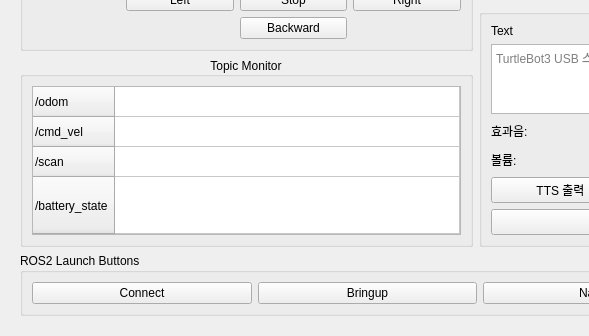
This is resource/turtlebot3_pyqt_gui2.ui in asejyooiw6ipk7ce/YEYU_turtlebot3_pyqt_gui as Qt 5 draws it before an edit; both pictures show x 0 to 589 and y 435 to 771 of the 1400 by 771 pixel window. The edited form follows.
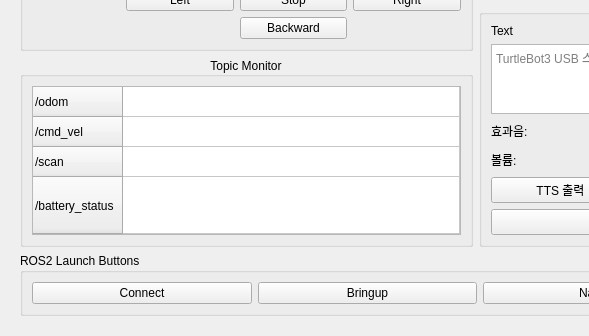
This is the edited form.

Commit message: text 수정 : topic monitor에 있는 /battery_state -> /battery_status

What changed in the file:
```diff
--- a/resource/turtlebot3_pyqt_gui2.ui
+++ b/resource/turtlebot3_pyqt_gui2.ui
@@ -305,7 +305,7 @@
              </row>
              <row>
               <property name="text">
-               <string>/battery_state</string>
+               <string>/battery_status</string>
               </property>
              </row>
              <column>
```
